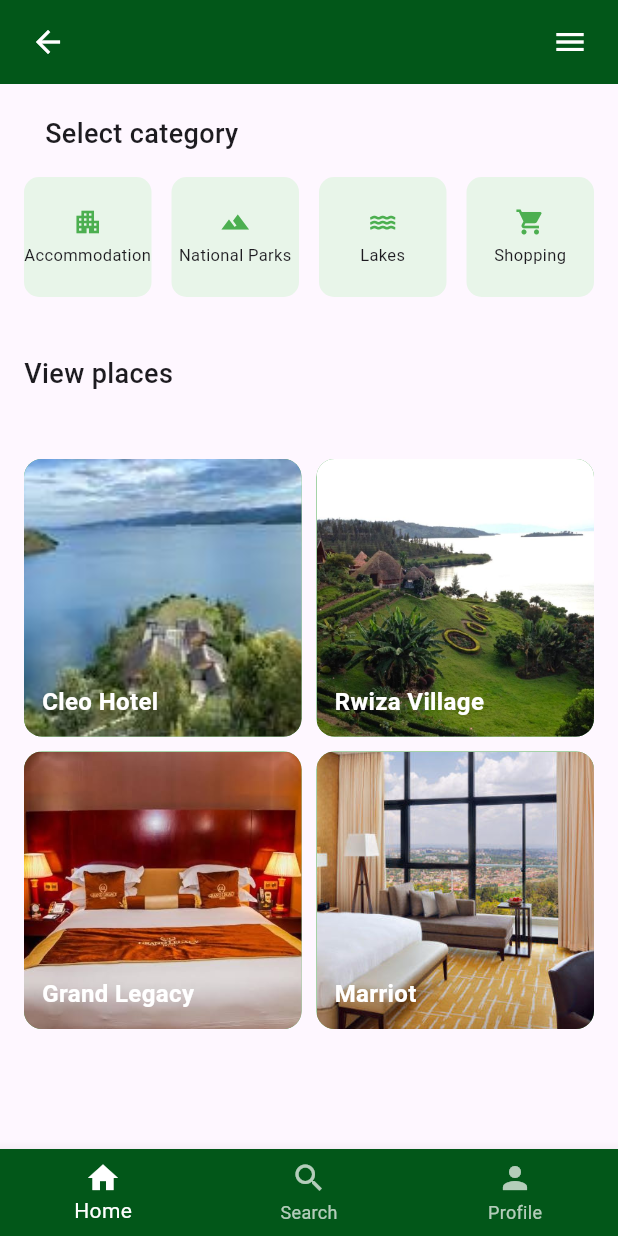
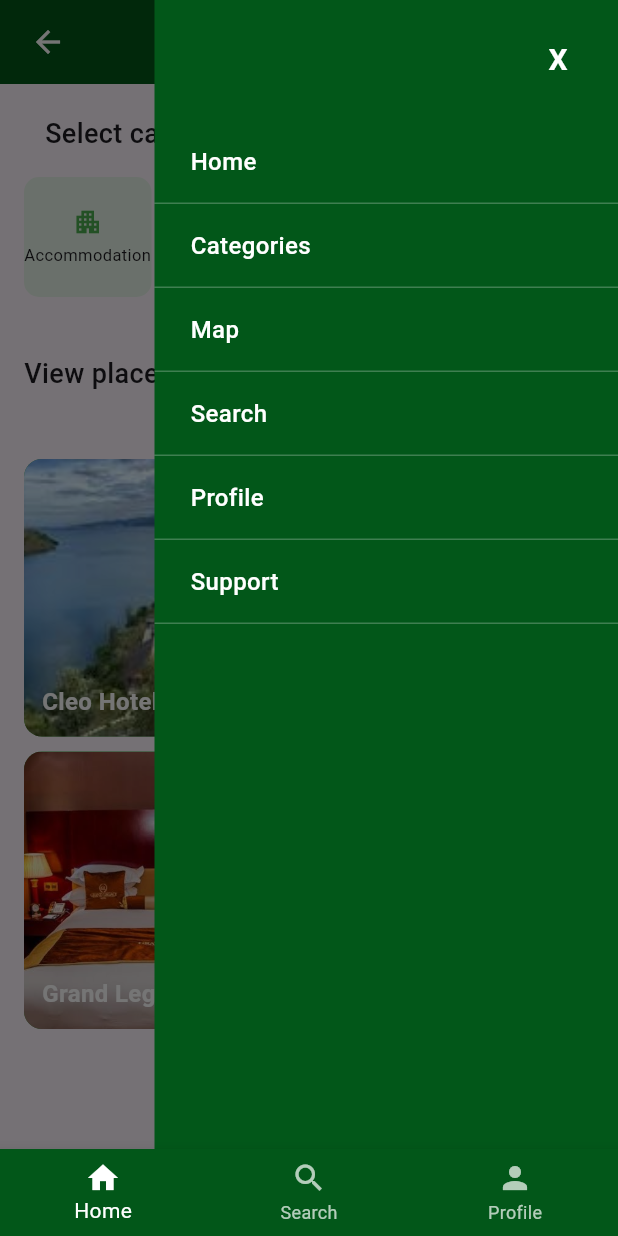
Before and after one commit to Ialbertine/Go2Rwanda_FlutterApp, a Flutter app: the HomePage screen opened by its route, after a tap on the "menu" icon, on a phone screen of 412 x 824 dp. Run offline on Flutter 3.47's test engine with Material 3 defaults, Android fonts, the phone set to English and light mode, and no system bars.

Commit message:
Integrating search page in homepage

```diff
--- a/front_end/lib/pages/Homepage.dart
+++ b/front_end/lib/pages/Homepage.dart
@@ -6,8 +6,7 @@
 import './shoppingDinning.dart';
 import './lake.dart';
 import './Profile.dart';
-
-// main codes from Homepage
+import './search_page.dart';
 
 class HomePage extends StatefulWidget {
   const HomePage({Key? key}) : super(key: key);
@@ -18,11 +17,12 @@
 
 class _HomePageState extends State<HomePage> {
   int _selectedIndex = 0;
+  bool _isMenuOpen = false;
 
   // Pages that will correspond to the BottomNavigationBar items
   final List<Widget> _pages = [
     const MainContent(),
-    Placeholder(), // Search page placeholder
+    HomeScreen(),
     ProfilePage(),
   ];
 
@@ -32,10 +32,37 @@
     });
   }
 
+  void _toggleMenu() {
+    setState(() {
+      _isMenuOpen = !_isMenuOpen;
+    });
+  }
+
   @override
   Widget build(BuildContext context) {
     return Scaffold(
-      body: _pages[_selectedIndex], // Show the selected page
+      body: Stack(
+        children: [
+          _pages[_selectedIndex],
+          if (_isMenuOpen)
+            GestureDetector(
+              onTap: _toggleMenu,
+              child: Container(
+                color: Colors.black54,
+                width: double.infinity,
+                height: double.infinity,
+              ),
+            ),
+          if (_isMenuOpen)
+            Positioned(
+              top: 0,
+              right: 0,
+              bottom: 0,
+              width: MediaQuery.of(context).size.width * 0.75,
+              child: _buildMenuDrawer(),
+            ),
+        ],
+      ),
       bottomNavigationBar: BottomNavigationBar(
         items: const <BottomNavigationBarItem>[
           BottomNavigationBarItem(
@@ -56,6 +83,60 @@
         unselectedItemColor: Colors.white70,
         backgroundColor: const Color(0xFF025719),
         onTap: _onItemTapped,
+      ),
+    );
+  }
+
+  Widget _buildMenuDrawer() {
+    return Container(
+      color: const Color(0xFF025719),
+      child: Column(
+        children: [
+          Container(
+            padding: const EdgeInsets.all(16),
+            alignment: Alignment.centerRight,
+            child: IconButton(
+              icon: const Text(
+                'X',
+                style: TextStyle(
+                  color: Colors.white,
+                  fontSize: 20,
+                  fontWeight: FontWeight.bold,
+                ),
+              ),
+              onPressed: _toggleMenu,
+            ),
+          ),
+          _buildMenuItem('Home'),
+          _buildMenuItem('Categories'),
+          _buildMenuItem('Map'),
+          _buildMenuItem('Search'),
+          _buildMenuItem('Profile'),
+          _buildMenuItem('Support'),
+        ],
+      ),
+    );
+  }
+
+  Widget _buildMenuItem(String title) {
+    return Container(
+      width: double.infinity,
+      padding: const EdgeInsets.symmetric(horizontal: 24, vertical: 16),
+      decoration: const BoxDecoration(
+        border: Border(
+          bottom: BorderSide(
+            color: Colors.white24,
+            width: 1,
+          ),
+        ),
+      ),
+      child: Text(
+        title,
+        style: const TextStyle(
+          color: Colors.white,
+          fontSize: 16,
+          fontWeight: FontWeight.w500,
+        ),
       ),
     );
   }
@@ -83,6 +164,7 @@
   }
 
   Widget _buildHeader(BuildContext context) {
+    final homeState = context.findAncestorStateOfType<_HomePageState>();
     return Container(
       color: const Color(0xFF025719),
       padding: const EdgeInsets.symmetric(horizontal: 8, vertical: 4),
@@ -95,7 +177,7 @@
           const Spacer(),
           IconButton(
             icon: const Icon(Icons.menu, color: Colors.white),
-            onPressed: () {},
+            onPressed: () => homeState?._toggleMenu(),
           ),
         ],
       ),
@@ -242,7 +324,6 @@
   }
 }
 
-// Widget that wraps the pages from categories (Accommodation, Shopping, etc.) with the bottom navigation
 class CategoryPageWrapper extends StatefulWidget {
   final Widget page;
 
@@ -257,7 +338,7 @@
 
   final List<Widget> _pages = [
     const MainContent(),
-    Placeholder(),
+    HomeScreen(),
     ProfilePage(),
   ];
 
```
